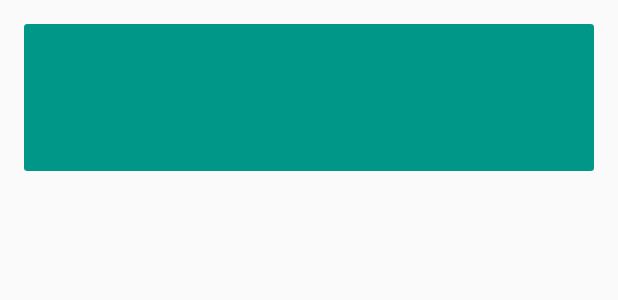
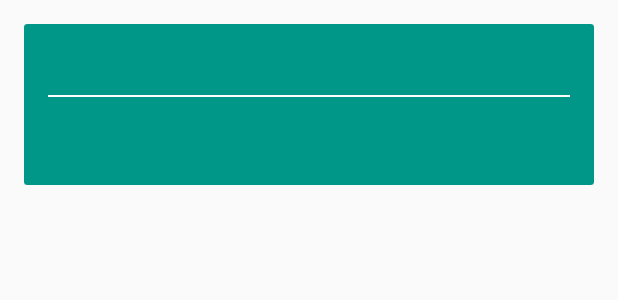
Before and after one commit to hotchemi/redpen-android, an Android app: the layout list_item_fragment_main.xml on its own in the app's theme, with its tools: preview values and no code run, on a phone screen of 412 x 824 dp. Shown: the top 300 px of the screen. Run offline under Robolectric (Android 15) with nearby library versions, the phone set to English and light mode, and no system bars.

```diff
--- a/app/build.gradle
+++ b/app/build.gradle
@@ -23,6 +23,7 @@ android {
 }
 
 dependencies {
+    compile 'com.android.support:support-v4:21.0.3'
     compile 'com.android.support:appcompat-v7:21.0.3'
     compile 'com.android.support:cardview-v7:21.0.3'
     compile 'com.android.support:recyclerview-v7:21.0.3'
--- a/app/src/main/res/layout/list_item_fragment_main.xml
+++ b/app/src/main/res/layout/list_item_fragment_main.xml
@@ -31,6 +31,13 @@
                     android:textColor="@android:color/white"
                     android:textAppearance="@style/TextAppearance.AppCompat.Title"/>
 
+            <View
+                android:layout_width="match_parent"
+                android:layout_height="1dp"
+                android:layout_marginTop="@dimen/divider_margin"
+                android:layout_marginBottom="@dimen/divider_margin"
+                android:background="@android:color/white"/>
+
             <TextView
                     android:id="@+id/sentence_textview"
                     android:layout_width="match_parent"
--- a/app/src/main/res/values/dimens.xml
+++ b/app/src/main/res/values/dimens.xml
@@ -4,5 +4,6 @@
     <dimen name="activity_vertical_margin">16dp</dimen>
     <dimen name="edittext_vertical_margin">8dp</dimen>
     <dimen name="edittext_horizonal_margin">8dp</dimen>
-    <dimen name="edittext_height_mainfragment">160dp</dimen>
+    <dimen name="document_edittext_height">160dp</dimen>
+    <dimen name="divider_margin">4dp</dimen>
 </resources>
```
Also changed, not shown: app/src/main/java/cc/redpen/ui/fragment/MainFragment.java (+7 -0 lines), app/src/main/res/layout/fragment_main.xml (+5 -3 lines).
